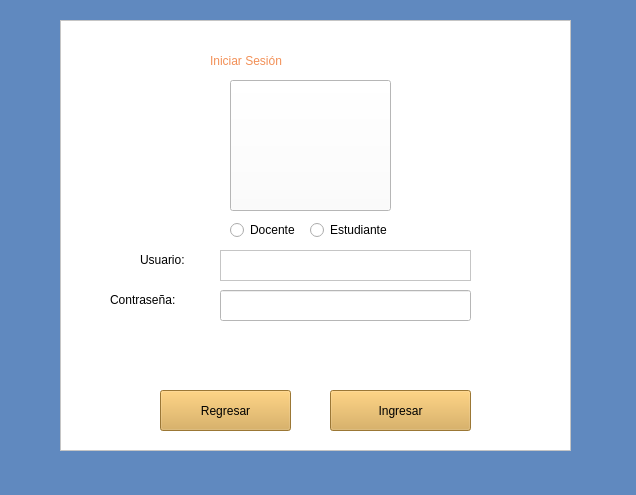
First picture: the form in AulaVirtual/login.ui, repository micaelCZ/AulaVirtual_VersionFinal, before the edit.
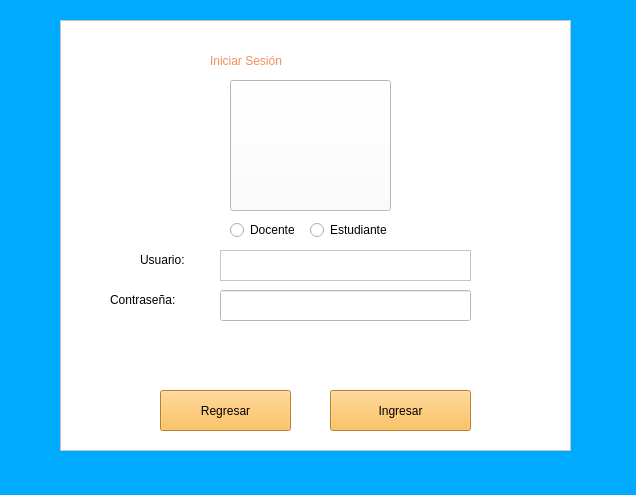
Second picture: the form after the edit. Icons and pictures are not drawn.

What changed in the file:
```diff
--- a/AulaVirtual/login.ui
+++ b/AulaVirtual/login.ui
@@ -14,7 +14,7 @@
    <string>Form</string>
   </property>
   <property name="styleSheet">
-   <string notr="true">background-color: rgb(96, 137, 191);</string>
+   <string notr="true">background-color: rgb(0, 170, 255);</string>
   </property>
   <widget class="QLabel" name="label_4">
    <property name="geometry">
@@ -68,7 +68,7 @@
     </property>
     <property name="styleSheet">
      <string notr="true">font: 700 12pt &quot;Segoe UI&quot;;
-background-color: rgb(217, 167, 74);</string>
+background-color: rgb(255, 179, 56);</string>
     </property>
     <property name="text">
      <string>Ingresar</string>
@@ -85,7 +85,7 @@
     </property>
     <property name="styleSheet">
      <string notr="true">font: 700 12pt &quot;Segoe UI&quot;;
-background-color: rgb(217, 167, 74);</string>
+background-color: rgb(255, 179, 56);</string>
     </property>
     <property name="text">
      <string>Regresar</string>
```
